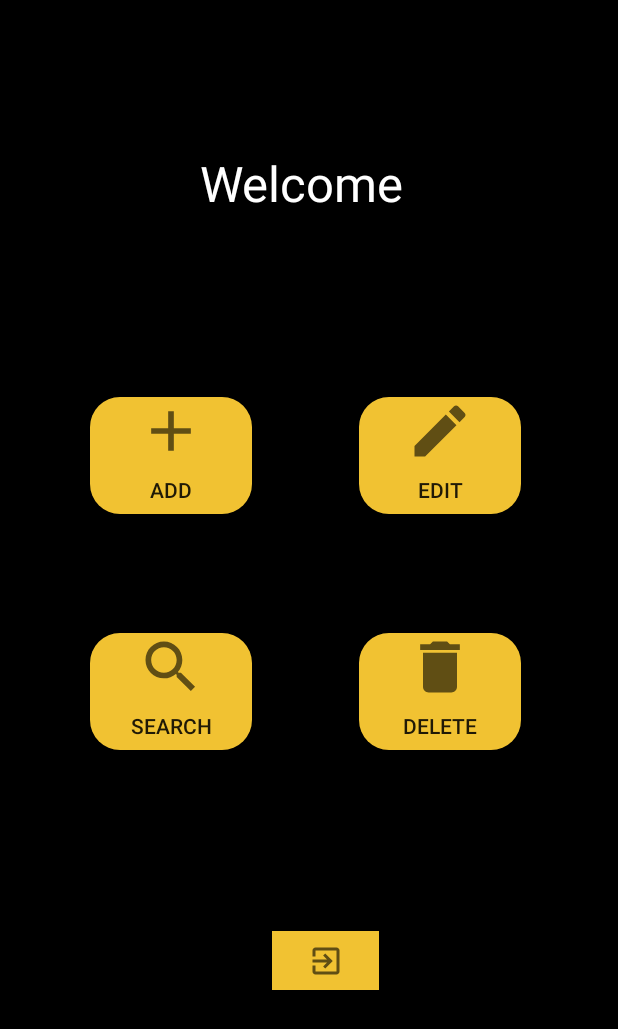
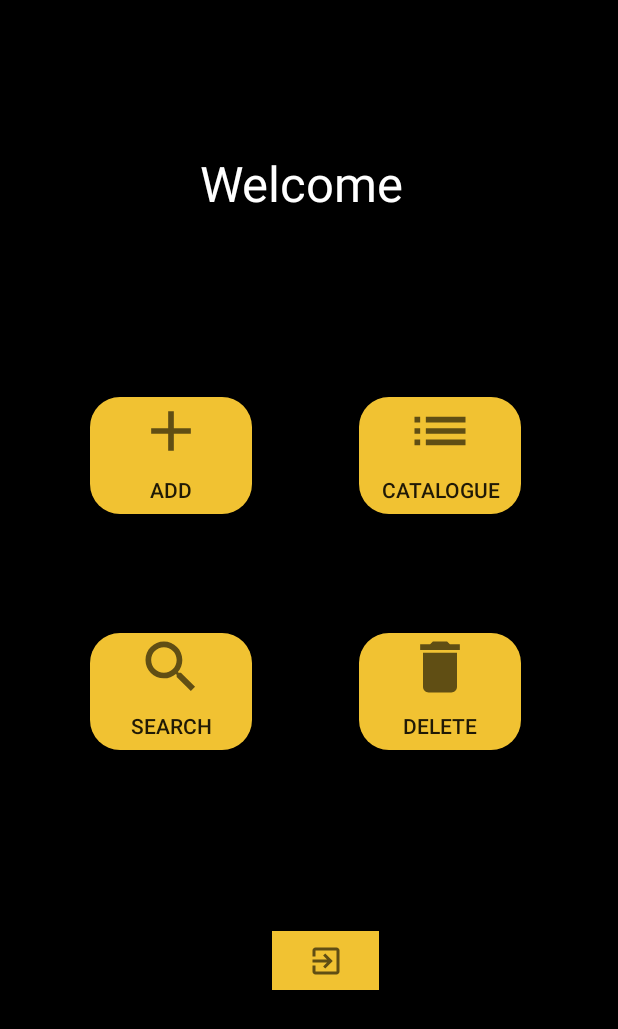
Before and after one commit to sandeepjacob-20/Libra, an Android app: the MainMenu screen opened directly, with no data from a screen before it, on a phone screen of 412 x 824 dp. Shown: the top 1029 px of the screen. Run offline under Robolectric (Android 15) with nearby library versions, the light colour scheme and no system bars.

Commit message:
Third commit : edit changed to catalogue

```diff
--- a/app/src/main/java/com/example/libra/MainMenu.java
+++ b/app/src/main/java/com/example/libra/MainMenu.java
@@ -10,7 +10,7 @@ import android.view.View;
 import android.content.Intent;
 
 public class MainMenu extends AppCompatActivity {
-    public Button add,edit,delete,search;
+    public Button add,catalogue,delete,search;
     public ImageButton exit;
     @Override
     protected void onCreate(Bundle savedInstanceState) {
--- a/app/src/main/res/drawable/ic_baseline_edit_24.xml
+++ /dev/null
@@ -1,5 +0,0 @@
-<vector android:height="45dp" android:tint="?attr/colorControlNormal"
-    android:viewportHeight="24" android:viewportWidth="24"
-    android:width="45dp" xmlns:android="http://schemas.android.com/apk/res/android">
-    <path android:fillColor="@android:color/white" android:pathData="M3,17.25V21h3.75L17.81,9.94l-3.75,-3.75L3,17.25zM20.71,7.04c0.39,-0.39 0.39,-1.02 0,-1.41l-2.34,-2.34c-0.39,-0.39 -1.02,-0.39 -1.41,0l-1.83,1.83 3.75,3.75 1.83,-1.83z"/>
-</vector>
--- /dev/null
+++ b/app/src/main/res/drawable/ic_baseline_list_24.xml
@@ -0,0 +1,5 @@
+<vector android:height="45dp" android:tint="?attr/colorControlNormal"
+    android:viewportHeight="24" android:viewportWidth="24"
+    android:width="45dp" xmlns:android="http://schemas.android.com/apk/res/android">
+    <path android:fillColor="@android:color/white" android:pathData="M3,13h2v-2L3,11v2zM3,17h2v-2L3,15v2zM3,9h2L5,7L3,7v2zM7,13h14v-2L7,11v2zM7,17h14v-2L7,15v2zM7,7v2h14L21,7L7,7z"/>
+</vector>
--- a/app/src/main/res/layout/activity_main_menu.xml
+++ b/app/src/main/res/layout/activity_main_menu.xml
@@ -51,12 +51,12 @@
         app:layout_constraintVertical_bias="0.355" />
 
     <Button
-        android:id="@+id/edit"
+        android:id="@+id/catalogue"
         android:layout_width="108dp"
         android:layout_height="78dp"
         android:background="@drawable/rounded_bg"
-        android:drawableTop="@drawable/ic_baseline_edit_24"
-        android:text="Edit"
+        android:drawableTop="@drawable/ic_baseline_list_24"
+        android:text="Catalogue"
         app:layout_constraintBottom_toBottomOf="parent"
         app:layout_constraintEnd_toEndOf="parent"
         app:layout_constraintHorizontal_bias="0.788"
```
